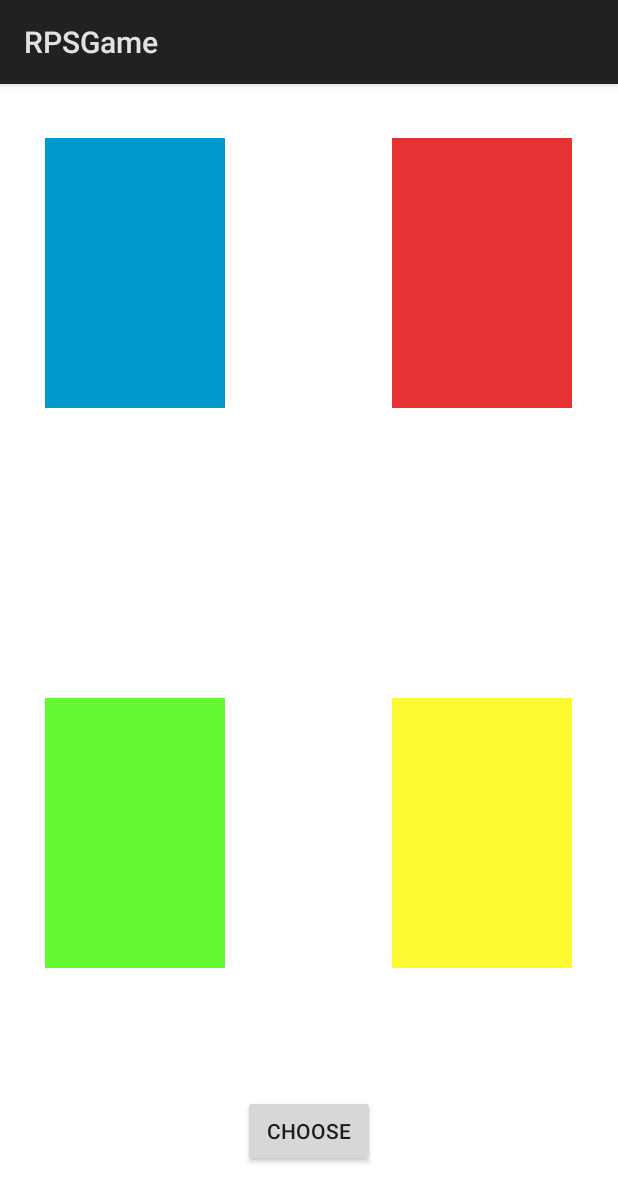
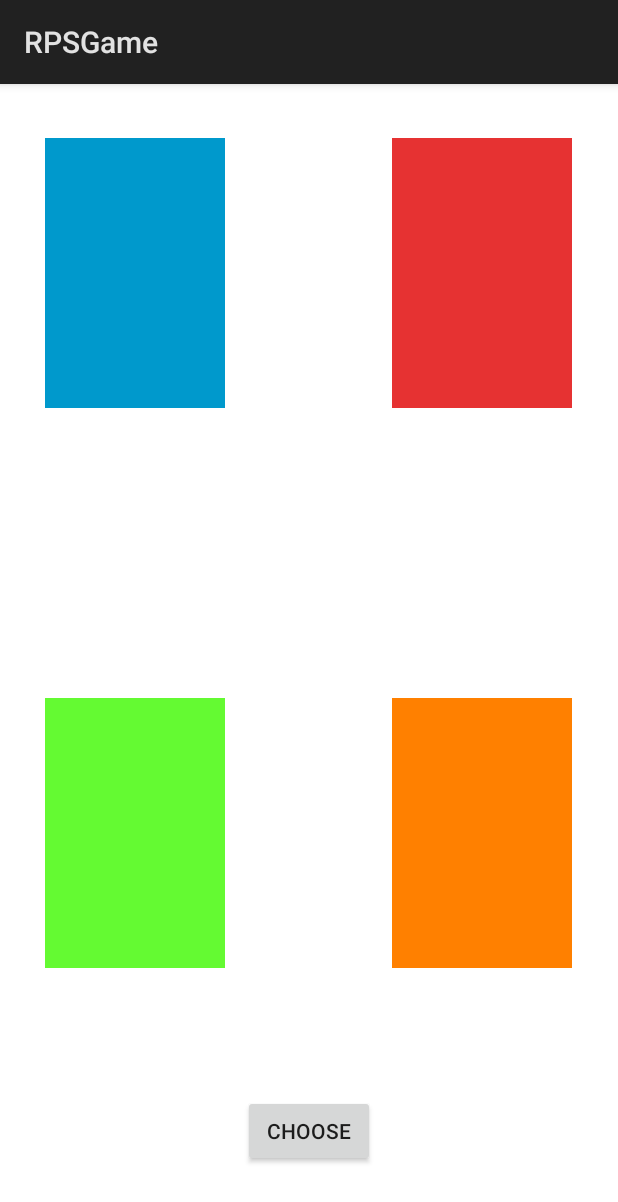
Before and after one commit to IPolikujm/RPSGame, an Android app: the Settings screen opened directly, with no data from a screen before it, on a phone screen of 412 x 824 dp. Shown: the top 1202 px of the screen. Run offline under Robolectric (Android 15) with nearby library versions, the phone set to English and light mode, and no system bars.

Commit message:
-2 colors for each player in sharedpreferences v2.0

```diff
--- a/app/src/main/java/com/example/josef/rpsgame/Flag.java
+++ b/app/src/main/java/com/example/josef/rpsgame/Flag.java
@@ -14,7 +14,10 @@ public class Flag extends PlayerUnit {
                 super.UnitImage = BitmapFactory.decodeResource(context.getResources(), R.drawable.flag90p_green);
         }
         if (player.ID == 2) {
-            super.UnitImage = BitmapFactory.decodeResource(context.getResources(), R.drawable.flag90n_red);
+            if (player.GetColor() == 1)
+                super.UnitImage = BitmapFactory.decodeResource(context.getResources(), R.drawable.flag90n_red);
+            if (player.GetColor() == 2)
+                super.UnitImage = BitmapFactory.decodeResource(context.getResources(), R.drawable.flag90n_orange);
         }
 
     }
--- a/app/src/main/java/com/example/josef/rpsgame/Paper.java
+++ b/app/src/main/java/com/example/josef/rpsgame/Paper.java
@@ -14,7 +14,10 @@ public class Paper extends PlayerUnit {
                 super.UnitImage = BitmapFactory.decodeResource(context.getResources(), R.drawable.paper90p_green);
         }
         if (player.ID == 2) {
-            super.UnitImage = BitmapFactory.decodeResource(context.getResources(), R.drawable.paper90n_red);
+            if (player.GetColor() == 1)
+                super.UnitImage = BitmapFactory.decodeResource(context.getResources(), R.drawable.paper90n_red);
+            if (player.GetColor() == 2)
+                super.UnitImage = BitmapFactory.decodeResource(context.getResources(), R.drawable.paper90n_orange);
         }
 
     }
--- a/app/src/main/java/com/example/josef/rpsgame/RPSGameView.java
+++ b/app/src/main/java/com/example/josef/rpsgame/RPSGameView.java
@@ -60,7 +60,10 @@ public class RPSGameView extends View   {
         this.PlayerID = player;
         switch (player.ID){
             case 1:
-                InvisUnit = BitmapFactory.decodeResource(context.getResources(), R.drawable.questionmark90n_red);
+                if(enemyqmColor == 1)
+                    InvisUnit = BitmapFactory.decodeResource(context.getResources(), R.drawable.questionmark90n_red);
+                if(enemyqmColor == 2)
+                    InvisUnit = BitmapFactory.decodeResource(context.getResources(), R.drawable.questionmark90n_orange);
                 break;
             case 2:
                 if(enemyqmColor == 1)
--- a/app/src/main/java/com/example/josef/rpsgame/Rock.java
+++ b/app/src/main/java/com/example/josef/rpsgame/Rock.java
@@ -18,7 +18,7 @@ public class Rock extends PlayerUnit {
             if (player.GetColor() == 1)
                 super.UnitImage = BitmapFactory.decodeResource(context.getResources(), R.drawable.stone90n_red);
             if (player.GetColor() == 2)
-                super.UnitImage = BitmapFactory.decodeResource(context.getResources(), R.drawable.stone90n_red);
+                super.UnitImage = BitmapFactory.decodeResource(context.getResources(), R.drawable.stone90n_orange);
         }
     }
 }
--- a/app/src/main/java/com/example/josef/rpsgame/Scissors.java
+++ b/app/src/main/java/com/example/josef/rpsgame/Scissors.java
@@ -14,7 +14,10 @@ public class Scissors extends PlayerUnit {
                 super.UnitImage = BitmapFactory.decodeResource(context.getResources(), R.drawable.scissors90p_green);
         }
         if (player.ID == 2) {
-            super.UnitImage = BitmapFactory.decodeResource(context.getResources(), R.drawable.scissors90n_red);
+            if (player.GetColor() == 1)
+                super.UnitImage = BitmapFactory.decodeResource(context.getResources(), R.drawable.scissors90n_red);
+            if (player.GetColor() == 2)
+                super.UnitImage = BitmapFactory.decodeResource(context.getResources(), R.drawable.scissors90n_orange);
         }
     }
 }
--- a/app/src/main/java/com/example/josef/rpsgame/Settings.java
+++ b/app/src/main/java/com/example/josef/rpsgame/Settings.java
@@ -189,8 +189,7 @@ public class Settings extends Activity {
         yellowSelected = true;
         somethingSelected = true;
         color = 3;
-        rightColor = 1;
-        leftColor = 2;
+        rightColor = 2;
     }
 
     private void highlightGreen(){
--- a/app/src/main/res/layout/activity_settings.xml
+++ b/app/src/main/res/layout/activity_settings.xml
@@ -15,7 +15,7 @@
         android:layout_marginStart="8dp"
         android:layout_marginTop="8dp"
         android:onClick="myClick2"
-        android:text="Choose"
+        android:text="@string/choose"
         app:layout_constraintBottom_toBottomOf="parent"
         app:layout_constraintEnd_toEndOf="parent"
         app:layout_constraintStart_toStartOf="parent"
@@ -42,10 +42,11 @@
             android:id="@+id/blueImageView"
             android:layout_width="120dp"
             android:layout_height="180dp"
-            android:layout_marginBottom="8dp"
-            android:layout_marginEnd="8dp"
             android:layout_marginStart="8dp"
             android:layout_marginTop="8dp"
+            android:layout_marginEnd="8dp"
+            android:layout_marginBottom="8dp"
+            android:contentDescription="@string/color"
             android:onClick="blueOnClick"
             android:src="@android:color/holo_blue_dark"
             app:layout_constraintBottom_toBottomOf="parent"
@@ -76,10 +77,11 @@
             android:id="@+id/redImageView"
             android:layout_width="120dp"
             android:layout_height="180dp"
-            android:layout_marginBottom="8dp"
-            android:layout_marginEnd="8dp"
             android:layout_marginStart="8dp"
             android:layout_marginTop="8dp"
+            android:layout_marginEnd="8dp"
+            android:layout_marginBottom="8dp"
+            android:contentDescription="@string/color"
             android:onClick="redOnClick"
             android:src="#e63232"
             app:layout_constraintBottom_toBottomOf="parent"
@@ -110,12 +112,13 @@
             android:id="@+id/yellowImageView"
             android:layout_width="120dp"
             android:layout_height="180dp"
-        android:layout_marginBottom="8dp"
-        android:layout_marginEnd="8dp"
             android:layout_marginStart="8dp"
             android:layout_marginTop="8dp"
+            android:layout_marginEnd="8dp"
+            android:layout_marginBottom="8dp"
+            android:contentDescription="@string/color"
             android:onClick="yellowOnClick"
-        android:src="#fefa32"
+            android:src="#ff8000"
             app:layout_constraintBottom_toBottomOf="parent"
             app:layout_constraintEnd_toEndOf="parent"
             app:layout_constraintHorizontal_bias="0.075"
@@ -144,10 +147,11 @@
             android:id="@+id/greenImageView"
             android:layout_width="120dp"
             android:layout_height="180dp"
-            android:layout_marginBottom="8dp"
-            android:layout_marginEnd="8dp"
             android:layout_marginStart="8dp"
             android:layout_marginTop="8dp"
+            android:layout_marginEnd="8dp"
+            android:layout_marginBottom="8dp"
+            android:contentDescription="@string/color"
             android:onClick="greenOnClick"
             android:src="#64fa32"
             app:layout_constraintBottom_toBottomOf="parent"
--- a/app/src/main/res/values/strings.xml
+++ b/app/src/main/res/values/strings.xml
@@ -4,4 +4,7 @@
     <string name="exit">Exit</string>
     <string name="next_player">Next Player</string>
     <string name="settingsbutton">SettingsButton</string>
+    <string name="choose">Choose</string>
+    <string name="color">Color</string>
+
 </resources>
```
Also changed, not shown: app/src/main/java/com/example/josef/rpsgame/MainActivity.java (+14 -8 lines). Lines whose indentation alone changed are shown as unchanged.
